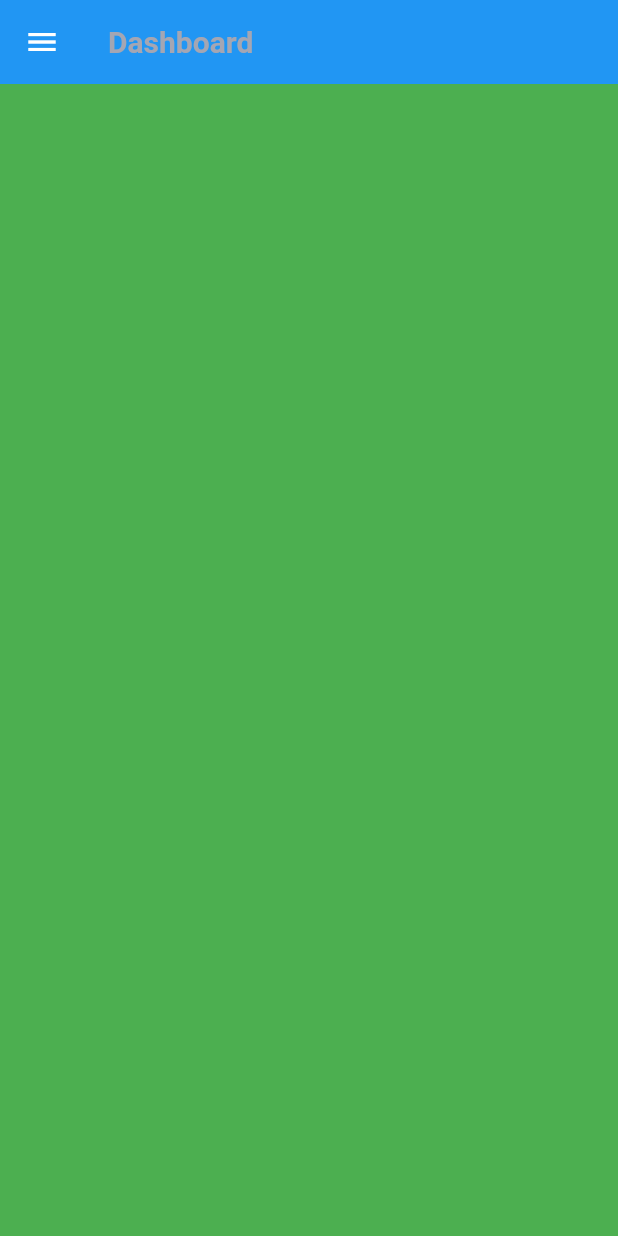
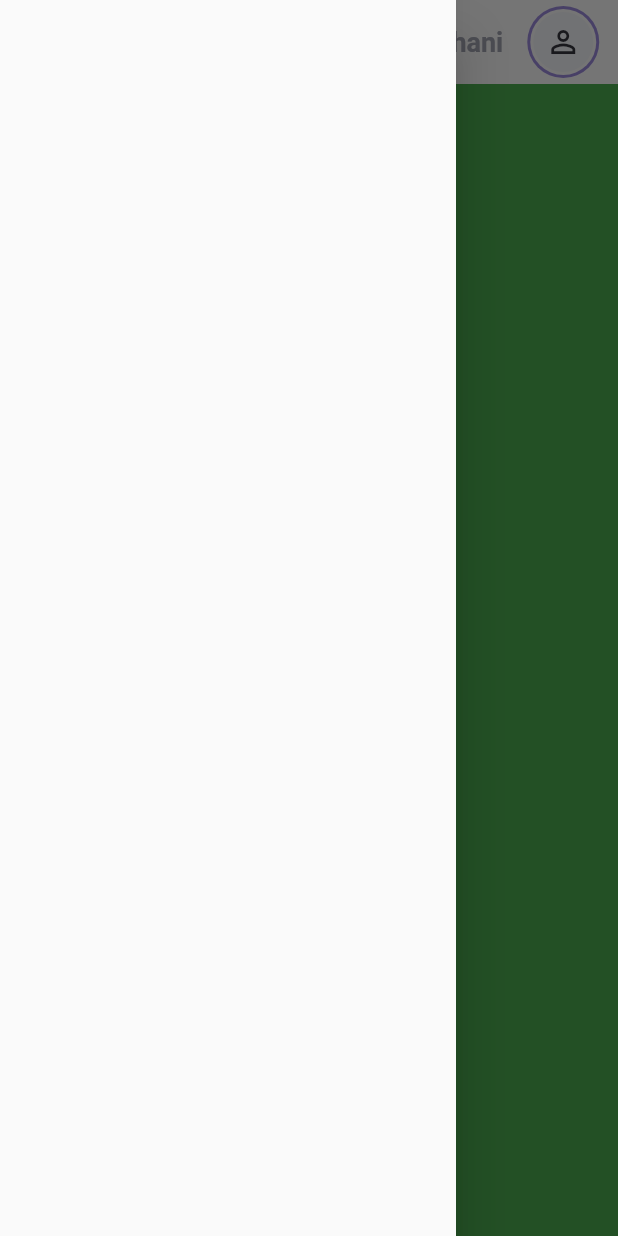
Before and after one commit to Jashwanth-Gowda-R/Flutter_web_dashboard, a Flutter app: the screen it shows after launch, with the side drawer open (before the commit the screen has no drawer), on a phone screen of 412 x 824 dp. Run offline on Flutter 3.47's test engine with Material 2 defaults, Android fonts, the phone set to English and light mode, and no system bars; our stand-ins replace get, google_fonts.

Commit message:
add top navigation part2

```diff
--- a/lib/layout.dart
+++ b/lib/layout.dart
@@ -11,7 +11,9 @@ class SiteLayout extends StatelessWidget {
   Widget build(BuildContext context) {
     final GlobalKey<ScaffoldState> scaffoldKey = GlobalKey();
     return Scaffold(
+      key: scaffoldKey,
       appBar: topNavigationBar(context, scaffoldKey),
+      drawer: Drawer(),
       body: ResponsiveWidget(
         largeScreen: LargeScreen(),
         smallScreen: SmallScreen(),
--- a/lib/widgets/large_screen.dart
+++ b/lib/widgets/large_screen.dart
@@ -6,10 +6,6 @@ class LargeScreen extends StatelessWidget {
   @override
   Widget build(BuildContext context) {
     return Scaffold(
-      appBar: AppBar(
-        // backgroundColor: Colors.white,
-        elevation: 0,
-      ),
       body: Row(
         children: [
           Expanded(
--- a/lib/widgets/top_nav.dart
+++ b/lib/widgets/top_nav.dart
@@ -23,7 +23,7 @@ AppBar topNavigationBar(BuildContext context, GlobalKey<ScaffoldState> key) =>
               },
               icon: Icon(Icons.menu)),
       // backgroundColor: Colors.white,
-      elevation: 0,
+
       title: Row(
         children: [
           Visibility(
@@ -33,7 +33,74 @@ AppBar topNavigationBar(BuildContext context, GlobalKey<ScaffoldState> key) =>
             size: 20,
             weight: FontWeight.bold,
           )),
-
+          Expanded(child: Container()),
+          IconButton(
+              icon: Icon(
+                Icons.settings,
+                color: dark,
+              ),
+              onPressed: () {}),
+          Stack(
+            children: [
+              IconButton(
+                  icon: Icon(
+                    Icons.notifications,
+                    color: dark.withOpacity(.7),
+                  ),
+                  onPressed: () {}),
+              Positioned(
+                top: 7,
+                right: 7,
+                child: Container(
+                  width: 12,
+                  height: 12,
+                  padding: EdgeInsets.all(4),
+                  decoration: BoxDecoration(
+                      color: active,
+                      borderRadius: BorderRadius.circular(30),
+                      border: Border.all(color: light, width: 2)),
+                ),
+              )
+            ],
+          ),
+          Container(
+            width: 1,
+            height: 22,
+            color: lightGrey,
+          ),
+          SizedBox(
+            width: 24,
+          ),
+          CustomText(
+            text: "Shani",
+            color: lightGrey,
+            weight: FontWeight.bold,
+            size: 18,
+          ),
+          SizedBox(
+            width: 16,
+          ),
+          Container(
+            decoration: BoxDecoration(
+                color: active.withOpacity(.5),
+                borderRadius: BorderRadius.circular(30)),
+            child: Container(
+              decoration: BoxDecoration(
+                  color: Colors.white, borderRadius: BorderRadius.circular(30)),
+              padding: EdgeInsets.all(2),
+              margin: EdgeInsets.all(2),
+              child: CircleAvatar(
+                backgroundColor: light,
+                child: Icon(
+                  Icons.person_outline,
+                  color: dark,
+                ),
+              ),
+            ),
+          )
         ],
       ),
+      iconTheme: IconThemeData(color: dark),
+      elevation: 0,
+      backgroundColor: Colors.transparent,
     );
```
